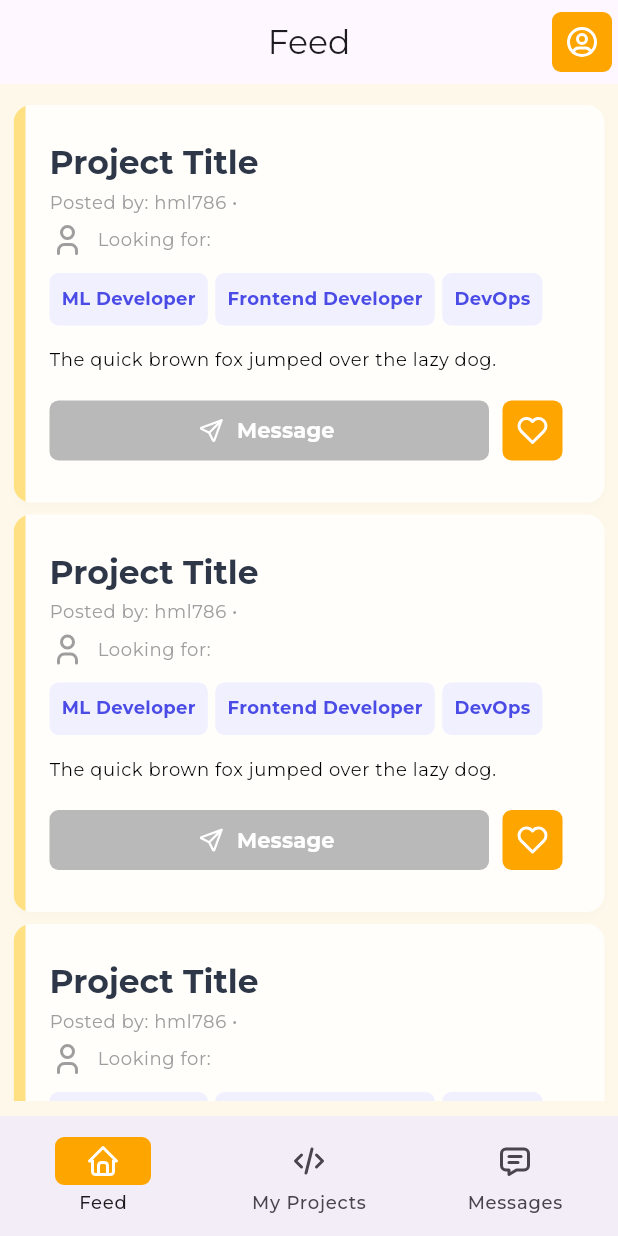
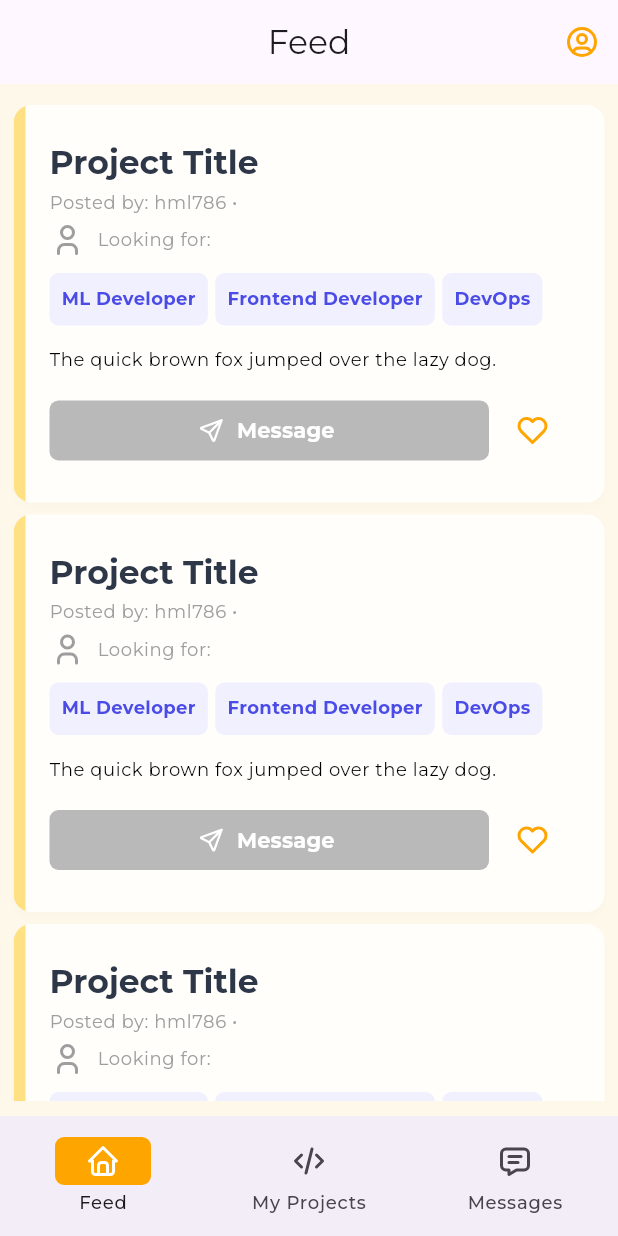
Before and after one commit to OzBoz-Dev/MERN_Project, a Flutter app: the screen it shows after launch, on a phone screen of 412 x 824 dp. Run offline on Flutter 3.47's test engine with Material 3 defaults, Android fonts, the phone set to English and light mode, and no system bars; our stand-ins replace flutter_tabler_icons, google_fonts, shared_preferences; missing offline and left inert: timeago_flutter.

Commit message:
Make IconButtons transparent by default

```diff
--- a/mern_mobile_app/lib/themes/styles.dart
+++ b/mern_mobile_app/lib/themes/styles.dart
@@ -18,8 +18,8 @@ ThemeData lightTheme = ThemeData(
   ),
   iconButtonTheme: IconButtonThemeData(
     style: ButtonStyle(
-      backgroundColor: WidgetStatePropertyAll(Color(0xFFFFA500)),
-      foregroundColor: WidgetStatePropertyAll(Colors.white),
+      backgroundColor: WidgetStatePropertyAll(Colors.transparent),
+      foregroundColor: WidgetStatePropertyAll(Color(0xFFFFA500)),
       shape: WidgetStatePropertyAll(RoundedRectangleBorder(
         borderRadius: BorderRadius.circular(6)
       )),
```
